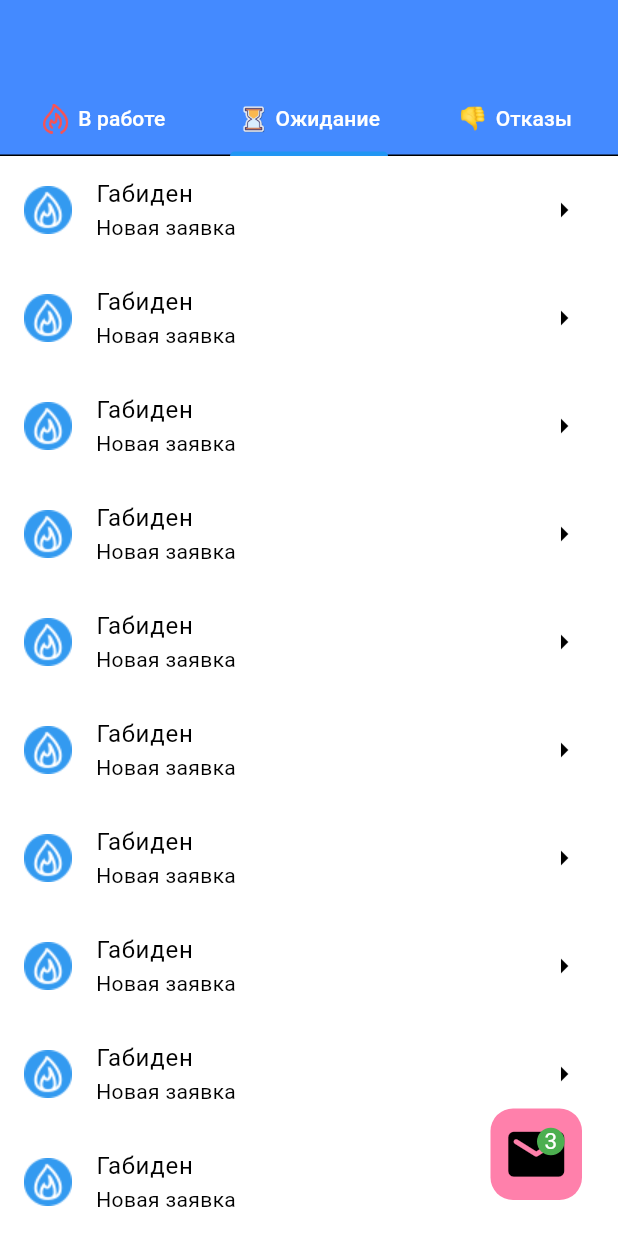
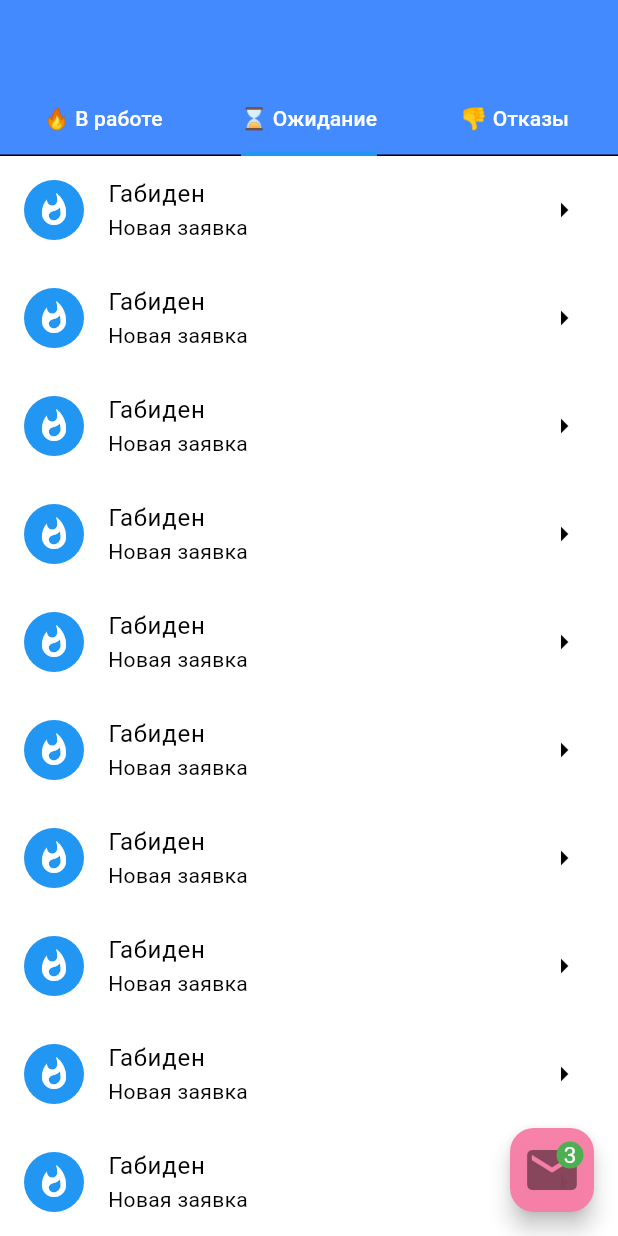
Before and after one commit to DarkKnight-17/simple-flutter-app, a Flutter app: the SecondPage screen opened by its route, tab 2 chosen, on a phone screen of 412 x 824 dp. Run offline on Flutter 3.47's test engine with Material 3 defaults, Android fonts, the phone set to English and light mode, and no system bars; our stand-ins replace go_router.

Commit message:
changed leading icons and floatingButton

```diff
--- a/lib/components/random_list_items.dart
+++ b/lib/components/random_list_items.dart
@@ -5,9 +5,9 @@ import 'package:go_router/go_router.dart';
 
 import '../pages/third_page.dart';
 
-class RandomListItems extends StatelessWidget{
+class RandomListItems extends StatelessWidget {
   final String name;
-  final List<String> iconsList;
+  final List<Widget> iconsList;
   final List<String> detailsList;
   final void Function() onTap;
   const RandomListItems({
@@ -18,21 +18,17 @@ class RandomListItems extends StatelessWidget{
     required this.onTap,
   });
 
-
   @override
-  Widget build(BuildContext context){
-    return ListView.builder(
-        itemBuilder: (context, index) {
+  Widget build(BuildContext context) {
+    return ListView.builder(itemBuilder: (context, index) {
       var ind = Random().nextInt(detailsList.length);
       return ListTile(
         onTap: onTap,
-            leading: Image.asset(iconsList[ind], width: 40),
+        leading: iconsList[ind],
         trailing: const Icon(Icons.arrow_right),
         title: Text(name),
         subtitle: Text(detailsList[ind]),
       );
-
-        }
-    );
+    });
   }
 }
--- a/lib/components/repetetive_list_items.dart
+++ b/lib/components/repetetive_list_items.dart
@@ -1,20 +1,17 @@
 import 'package:flutter/material.dart';
 import 'package:go_router/go_router.dart';
-
 
 class RepetetiveListItems extends StatelessWidget {
   final String name;
   final String detail;
-  final String descriptiveIcon;
-final void Function() onTap;
-  const RepetetiveListItems({
-    super.key,
-    required this.detail,
-    required this.descriptiveIcon,
-    required this.name,
-    required this.onTap
-  });
-
+  final Widget leadingIcon;
+  final void Function() onTap;
+  const RepetetiveListItems(
+      {super.key,
+      required this.detail,
+      required this.leadingIcon,
+      required this.name,
+      required this.onTap});
 
   @override
   Widget build(BuildContext context) {
@@ -22,14 +19,11 @@ final void Function() onTap;
       itemBuilder: (context, index) {
         return ListTile(
           onTap: onTap,
-          leading: Image.asset(descriptiveIcon),
+          leading: leadingIcon,
           trailing: const Icon(Icons.arrow_right),
           title: Text(name),
           subtitle: Text(detail),
         );
-
-
-
       },
     );
   }
--- /dev/null
+++ b/lib/models/icons_and_details.dart
@@ -0,0 +1,45 @@
+import 'package:flutter/material.dart';
+
+List<String> detailsList = [
+  'Проконсультировать',
+  'Отправить в Kaspi',
+  'Проверить в Kaspi',
+  'Зарегистрировать',
+  'Погрустить',
+  'Подключен',
+  'Напомнить о нас',
+  'Ждем анкету',
+];
+const List<Widget> iconsList = [
+  CircleAvatar(
+    child: Icon(Icons.whatshot),
+  ),
+  CircleAvatar(
+    child: Icon(Icons.email),
+    backgroundColor: Colors.green,
+  ),
+  CircleAvatar(
+    child: Icon(Icons.timer),
+    backgroundColor: Colors.grey,
+  ),
+  CircleAvatar(
+    child: Icon(Icons.link),
+    backgroundColor: Colors.green,
+  ),
+  CircleAvatar(
+    child: Icon(Icons.close),
+    backgroundColor: Colors.red,
+  ),
+  CircleAvatar(
+    child: Icon(Icons.done),
+    backgroundColor: Colors.green,
+  ),
+  CircleAvatar(
+    backgroundColor: Colors.grey,
+    child: Icon(Icons.timer),
+  ),
+  CircleAvatar(
+    backgroundColor: Colors.grey,
+    child: Icon(Icons.timer),
+  ),
+];
--- a/lib/pages/second_page.dart
+++ b/lib/pages/second_page.dart
@@ -1,5 +1,6 @@
 import 'package:flutter/material.dart';
 import 'package:go_router/go_router.dart';
+import 'package:my_flutter_app/models/icons_and_details.dart';
 
 import '../components/random_list_items.dart';
 import '../components/repetetive_list_items.dart';
@@ -12,77 +13,39 @@ class SecondPage extends StatelessWidget {
     return DefaultTabController(
       length: 3,
       child: Scaffold(
-          floatingActionButton: IconButton(
-            onPressed: (){},
-            icon: Container(
-              padding: const EdgeInsets.all(8),
-              decoration: BoxDecoration(
-              color:  Theme.of(context).floatingActionButtonTheme.backgroundColor,
-                borderRadius: BorderRadius.circular(15)
+        floatingActionButton: FloatingActionButton(
+          foregroundColor:
+              Theme.of(context).floatingActionButtonTheme.foregroundColor,
+          onPressed: () {},
+          backgroundColor:
+              Theme.of(context).floatingActionButtonTheme.backgroundColor,
+          child: Badge(
+            backgroundColor: Colors.green,
+            offset: const Offset(-1, 2),
+            label: Text(
+              '3',
+              style: Theme.of(context).textTheme.displaySmall,
             ),
-              child: Stack(
-                children: [
-                  const Icon(Icons.email_rounded, size: 45),
-                  Container(
-                    margin:const EdgeInsets.only(left: 23),
-                    padding: const EdgeInsets.all(5),
-                    decoration:  BoxDecoration(
-                      color: Theme.of(context).colorScheme.secondary,
-                      shape: BoxShape.circle
+            child: const Icon(Icons.email, size: 40),
           ),
-                    child:  Text('3', style:Theme.of(context).textTheme.displaySmall),
-                  )
-                ],
-              )
-
-            ),
+          // padding: EdgeInsets.all(),
         ),
         appBar: AppBar(
           backgroundColor: Theme.of(context).appBarTheme.backgroundColor,
-            bottom: TabBar(
-                tabs: [
+          bottom: TabBar(tabs: [
             Tab(
-                    child: Row(
-                      mainAxisAlignment: MainAxisAlignment.center,
-                        children: [
-                          Image.asset(
-                            'images/fire.png',
-                            width: 20,
-                          ),
-                          const SizedBox(width: 5),
-                          Text('В работе', style: TextStyle(color: Theme.of(context).colorScheme.onPrimary))
-                        ]
-                    ),
-                  ),Tab(
-                      child:Row(
-                        mainAxisAlignment: MainAxisAlignment.center,
-                        children: [
-                          Image.asset(
-                            'images/sandClock.png',
-                            width: 20,
-                          ),
-                          const SizedBox(width: 5),
-                          Text('Ожидание', style: TextStyle(color: Theme.of(context).colorScheme.onPrimary))
-                        ]
-                    ),
-
-                  ),Tab(
-                         child: Row(
-                         mainAxisAlignment: MainAxisAlignment.center,
-                            children: [
-                           Image.asset(
-                            'images/thumbs_down.png',
-                          width: 20,
-                         ),
-                              const SizedBox(width: 5),
-                              Text('Отказы',style: TextStyle(color: Theme.of(context).colorScheme.onPrimary))
-                        ]
-                        ),
-
-                    ),
-
-                ]
-            ),
+                child: Text('🔥 В работе',
+                    style: TextStyle(
+                        color: Theme.of(context).colorScheme.onPrimary))),
+            Tab(
+                child: Text('⌛ Ожидание',
+                    style: TextStyle(
+                        color: Theme.of(context).colorScheme.onPrimary))),
+            Tab(
+                child: Text('👎 Отказы',
+                    style: TextStyle(
+                        color: Theme.of(context).colorScheme.onPrimary))),
+          ]),
         ),
         body: TabBarView(
           children: [
@@ -90,51 +53,31 @@ class SecondPage extends StatelessWidget {
                 name: 'Габиден',
                 detailsList: detailsList,
                 iconsList: iconsList,
-                   onTap:(){
+                onTap: () {
                   context.push('/thirdPage');
-                     }
-                 ),
+                }),
             RepetetiveListItems(
                 name: 'Габиден',
                 detail: "Новая заявка",
-                     descriptiveIcon: 'images/blue_fire.png',
-                   onTap:(){
+                leadingIcon: const CircleAvatar(
+                  child: Icon(Icons.whatshot),
+                ),
+                onTap: () {
                   context.push('/thirdPage');
-                   }
-                 ),
+                }),
             RepetetiveListItems(
                 name: 'Габиден',
-                     detail:  'Отказ',
-                     descriptiveIcon: 'images/rejection.png',
-                   onTap:(){
+                detail: 'Отказ',
+                leadingIcon: const CircleAvatar(
+                  backgroundColor: Colors.red,
+                  child: Icon(Icons.close),
+                ),
+                onTap: () {
                   context.push('/thirdPage');
-                   }
-                 ),
+                }),
           ],
         ),
       ),
     );
   }
 }
-
-
-List<String> detailsList = [
-  'Проконсультировать',
-  'Отправить в Kaspi',
-  'Проверить в Kaspi',
-  'Зарегистрировать',
-  'Погрустить',
-  'Подключен',
-  'Напомнить о нас',
-  'Ждем анкету',
-];
-List<String> iconsList = [
-  'images/blue_fire.png',
-  'images/message.png',
-  'images/timer.png',
-  'images/register.png',
-  'images/rejection.png',
-  'images/done_mark.png',
-  'images/timer.png',
-  'images/timer.png',
-];
--- a/lib/pages/third_page.dart
+++ b/lib/pages/third_page.dart
@@ -1,33 +1,28 @@
 import 'package:flutter/material.dart';
-
 
 import '../components/comment_form.dart';
 import '../components/contact_icons.dart';
 import '../components/person_details.dart';
 
-class ThirdPage extends StatefulWidget{
+class ThirdPage extends StatefulWidget {
   const ThirdPage({super.key});
-
 
   @override
   State<ThirdPage> createState() => ThirdPageState();
 }
 
-
-
 class ThirdPageState extends State<ThirdPage> {
-
-
   String currentDropDownValue = 'one';
   String? currentOptionalNumberOfDays;
   String? currentComment;
   TextEditingController commentController = TextEditingController();
   TextEditingController dayInputController = TextEditingController();
+
   @override
-   void initState(){
+  void initState() {
     super.initState();
     commentController.addListener(() {
-     setState((){
+      setState(() {
         currentComment = commentController.text;
       });
     });
@@ -40,20 +35,17 @@ class ThirdPageState extends State<ThirdPage> {
   }
 
   @override
-   void dispose(){
-     commentController.clear();
-     dayInputController.clear();
+  void dispose() {
+    commentController.dispose();
+    dayInputController.dispose();
     super.dispose();
   }
 
-  void changeCurrentDropDownValue(String newValue){
+  void changeCurrentDropDownValue(String newValue) {
     setState(() {
       currentDropDownValue = newValue;
     });
   }
-
-
-
 
   @override
   Widget build(BuildContext context) {
@@ -68,20 +60,17 @@ class ThirdPageState extends State<ThirdPage> {
               ? ContactIcons(context: context)
               : Container(
                   height: 40,
-                   margin: const EdgeInsets.symmetric(horizontal: 20, vertical: 15),
+                  margin:
+                      const EdgeInsets.symmetric(horizontal: 20, vertical: 15),
                   decoration: BoxDecoration(
-
                       border: Border(
                           top: BorderSide(
-                         width: 1, color: Theme.of(context).colorScheme.tertiary
-                       ),
+                              width: 1,
+                              color: Theme.of(context).colorScheme.tertiary),
                           bottom: BorderSide(
-                         width: 1, color: Theme.of(context).colorScheme.tertiary
-                       )
-                     )
-                   ) ,
+                              width: 1,
+                              color: Theme.of(context).colorScheme.tertiary))),
                 )),
-
           CommentForm(
             currentDropDownValue: currentDropDownValue,
             currentComment: currentComment,
--- a/lib/themes/app_theme.dart
+++ b/lib/themes/app_theme.dart
@@ -7,15 +7,15 @@ ThemeData myTheme = ThemeData(
   colorScheme: ColorScheme.light(
     onPrimary: Colors.white,
     primary: Colors.blue,
-     tertiary: Colors.grey[800],
+    tertiary: Colors.grey[500],
     secondary: Colors.green,
   ),
   textTheme: const TextTheme(
-      displayMedium: TextStyle(fontSize: 15),
-    displaySmall: TextStyle(color: Colors.white, fontSize: 15)
+    displayMedium: TextStyle(fontSize: 15),
+    displaySmall: TextStyle(color: Colors.white, fontSize: 15),
   ),
-  floatingActionButtonTheme: FloatingActionButtonThemeData (
-    backgroundColor: Colors.pinkAccent.shade100,
+  floatingActionButtonTheme: FloatingActionButtonThemeData(
+    foregroundColor: Colors.black45,
+    backgroundColor: Color.fromARGB(245, 247, 125, 166),
   ),
-
 );
--- a/pubspec.yaml
+++ b/pubspec.yaml
@@ -36,6 +36,7 @@ dependencies:
   # Use with the CupertinoIcons class for iOS style images.
   cupertino_icons: ^1.0.6
   go_router: ^13.2.4
+  get: ^4.6.6
 
 dev_dependencies:
   flutter_test:
```
Also changed, not shown: lib/main.dart (+12 -9 lines), pubspec.lock. Lines whose indentation alone changed are shown as unchanged.
